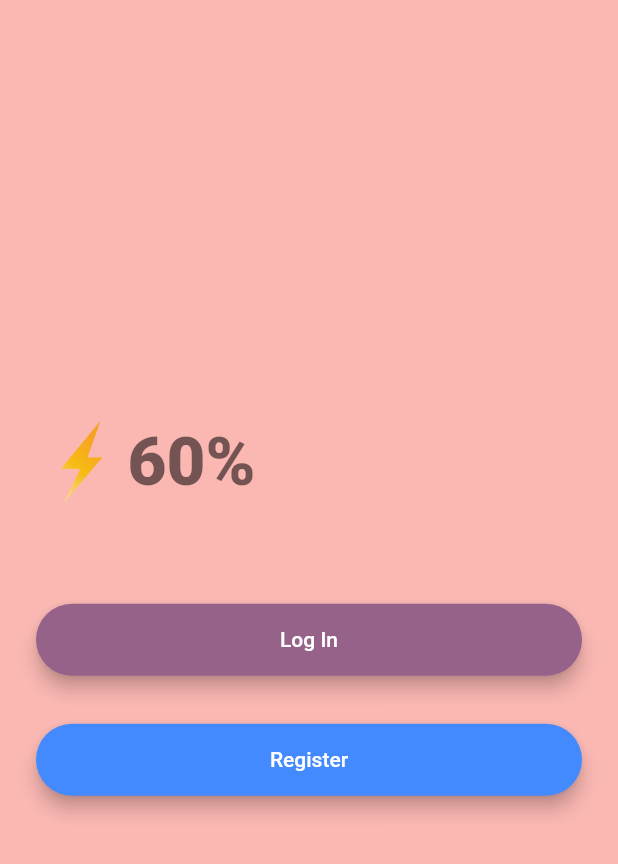
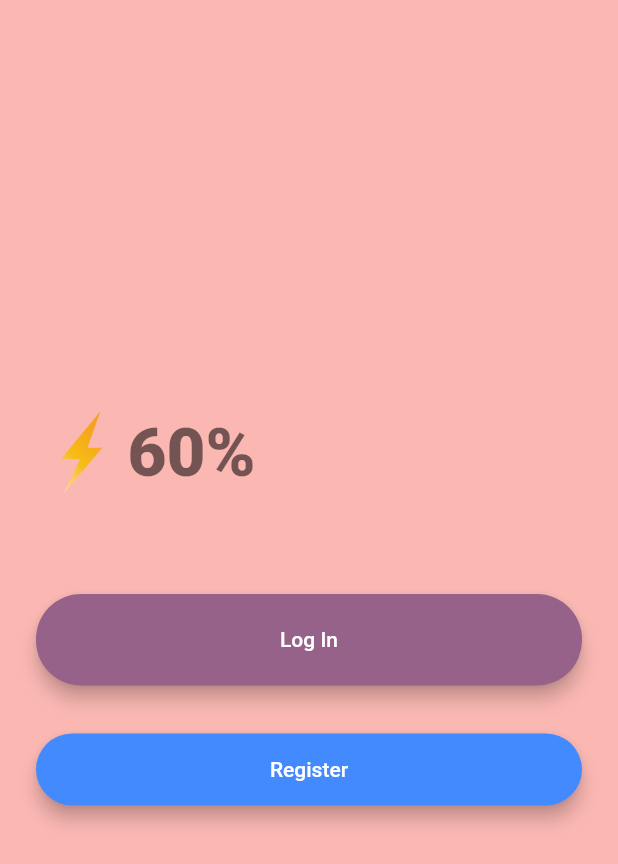
Before and after one commit to tgorczynski1/Flutter_Continues, a Flutter app: the screen it shows after launch, on a phone screen of 412 x 824 dp. Shown: the top 864 px of the screen. Run offline on Flutter 3.47's test engine with Material 2 defaults, Android fonts, the phone set to English and light mode, and no system bars; our stand-ins replace geolocator.

Commit message:
ok class done

```diff
--- a/flutter-intermediate-master/ac_web-services-WeatherApp/lib/screens/city_screen.dart
+++ b/flutter-intermediate-master/ac_web-services-WeatherApp/lib/screens/city_screen.dart
@@ -46,6 +46,7 @@ class _CityScreenState extends State<CityScreen> {
               ),
               FlatButton(
                 onPressed: () {
+                  //is related to navigator.push
                   Navigator.pop(context, cityName);
                 },
                 child: Text(
--- a/flutter-intermediate-master/ac_web-services-WeatherApp/lib/screens/location_screen.dart
+++ b/flutter-intermediate-master/ac_web-services-WeatherApp/lib/screens/location_screen.dart
@@ -26,7 +26,7 @@ class _LocationScreenState extends State<LocationScreen> {
     print(widget.locationWeather);
     updateUI(widget.locationWeather);
   }
-
+  // with and updateUI, run the code in a setstate()
   void updateUI(dynamic weatherData) {
     setState(() {
       if (weatherData == null) {
@@ -85,6 +85,7 @@ class _LocationScreenState extends State<LocationScreen> {
                   ),
                   FlatButton(
                     onPressed: () async {
+                      // this method return the city screen, use the navigator.pop to transfer data from one screen to another
                       var typedName = await Navigator.push(
                         context,
                         MaterialPageRoute(
--- a/flutter-intermediate-master/ae-state-life-cycle--demo/lib/screen0.dart
+++ b/flutter-intermediate-master/ae-state-life-cycle--demo/lib/screen0.dart
@@ -26,6 +26,7 @@ class Screen0 extends StatelessWidget {
               color: Colors.blue,
               child: Text('Go To Screen 2'),
               onPressed: () {
+                //this will send you to a different screen
                 Navigator.pushNamed(
                   context,
                   '/second',
--- a/flutter-intermediate-master/af-animation-persistence-ChatApp/lib/main.dart
+++ b/flutter-intermediate-master/af-animation-persistence-ChatApp/lib/main.dart
@@ -15,8 +15,11 @@ class FlashChat extends StatelessWidget {
           body1: TextStyle(color: Colors.black54),
         ),
       ),
+      // another way to do navigation
       initialRoute: WelcomeScreen.id,
       routes: {
+        //key value pair
+        //   KEY     .Value
         WelcomeScreen.id: (context) {
           return WelcomeScreen();
         },
--- a/flutter-intermediate-master/af-animation-persistence-ChatApp/lib/screens/welcome_screen.dart
+++ b/flutter-intermediate-master/af-animation-persistence-ChatApp/lib/screens/welcome_screen.dart
@@ -10,6 +10,8 @@ class WelcomeScreen extends StatefulWidget {
 }
 
 class _WelcomeScreenState extends State<WelcomeScreen>
+// animation needs the controller, animate and the value
+// allows multiple classes to extend WelcomeScreenState
     with SingleTickerProviderStateMixin {
   AnimationController controller;
   Animation animation1;
@@ -25,6 +27,7 @@ class _WelcomeScreenState extends State<WelcomeScreen>
     animation1 = CurvedAnimation(parent: controller, curve: Curves.decelerate);
     animation2 = ColorTween(begin: Colors.purple, end: Colors.lightGreen)
         .animate(controller);
+        // this forwards the animation so it can be continuous
     controller.forward();
     animation1.addStatusListener((status) {
       print(status);
@@ -32,6 +35,7 @@ class _WelcomeScreenState extends State<WelcomeScreen>
         controller.reverse(from: 1.0);
       } else if (status == AnimationStatus.dismissed) {
         controller.forward();
+        //reverses the value when it hits a specified amount
       }
     });
     controller.addListener(() {
@@ -91,7 +95,7 @@ class _WelcomeScreenState extends State<WelcomeScreen>
                     Navigator.pushNamed(context, LoginScreen.id);
                   },
                   minWidth: 200.0,
-                  height: 42.0,
+                  height: animation1.value * 100,
                   child: Text(
                     'Log In',
                   ),
```
Also changed, not shown: flutter-intermediate-master/ac_web-services-WeatherApp/pubspec.lock, flutter-intermediate-master/ae-state-life-cycle--demo/pubspec.lock, flutter-intermediate-master/af-animation-persistence-ChatApp/pubspec.lock, 2 other files.
